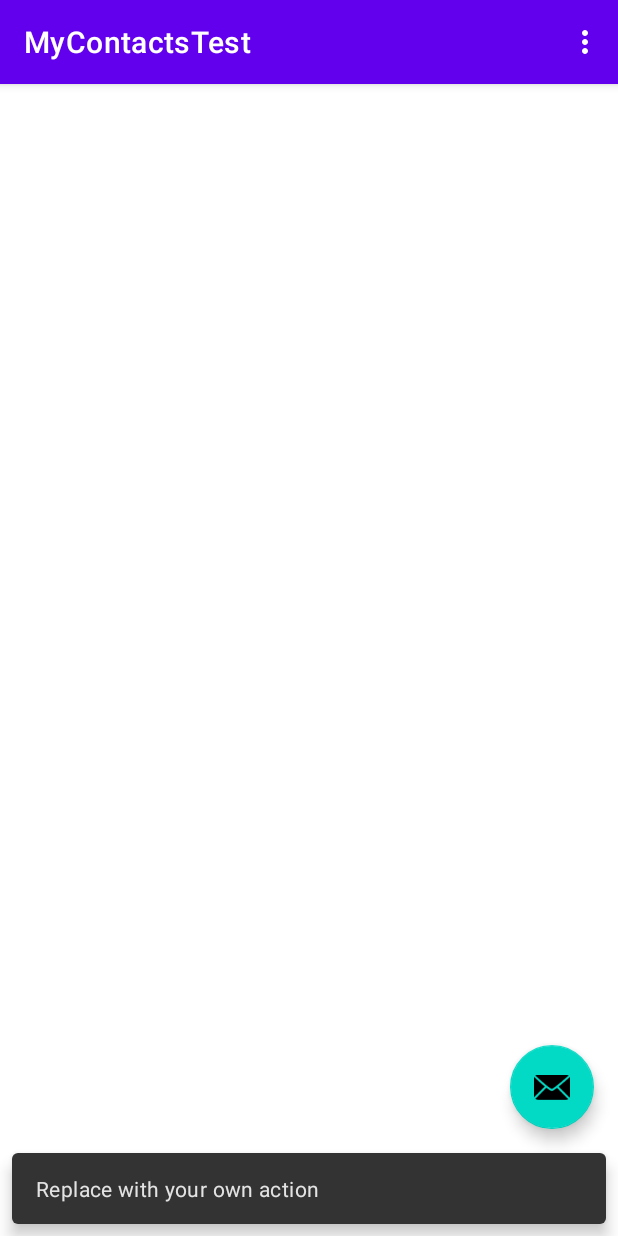
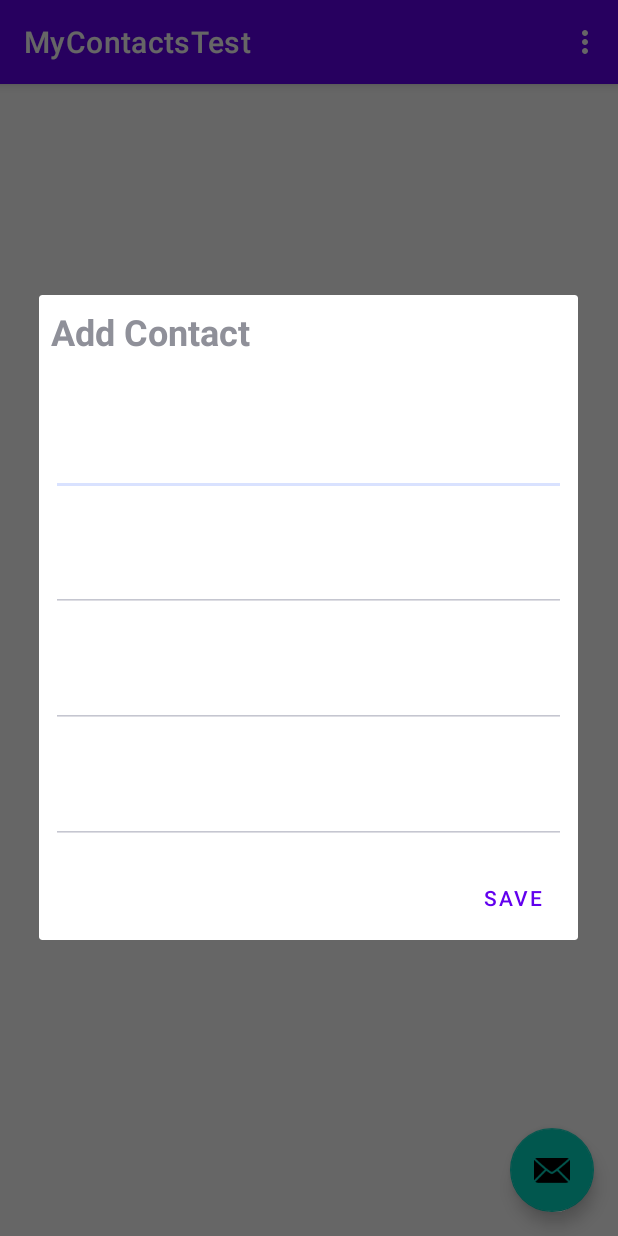
Before and after one commit to bogoslovskiydenis/MyContactsTest, an Android app: the screen it shows after launch (MainActivity), after a tap on an icon or button, on a phone screen of 412 x 824 dp. Run offline under Robolectric (Android 15) with nearby library versions, the phone set to English and light mode, and no system bars; our stand-ins replace Room's generated code; 1 statement that could not run was skipped.

```diff
--- a/app/src/main/java/com/example/mycontactstest/MainActivity.java
+++ b/app/src/main/java/com/example/mycontactstest/MainActivity.java
@@ -1,25 +1,26 @@
 package com.example.mycontactstest;
 
+import android.content.DialogInterface;
 import android.os.AsyncTask;
 import android.os.Bundle;
+import android.text.TextUtils;
+import android.view.LayoutInflater;
+import android.view.Menu;
+import android.view.MenuItem;
+import android.view.View;
+import android.widget.EditText;
+import android.widget.TextView;
+import android.widget.Toast;
+
+import androidx.appcompat.app.AlertDialog;
+import androidx.appcompat.app.AppCompatActivity;
+import androidx.appcompat.widget.Toolbar;
+import androidx.recyclerview.widget.LinearLayoutManager;
+import androidx.recyclerview.widget.RecyclerView;
+import androidx.room.Room;
 
 import com.google.android.material.floatingactionbutton.FloatingActionButton;
-import com.google.android.material.snackbar.Snackbar;
 
-import androidx.appcompat.app.AppCompatActivity;
-import androidx.appcompat.widget.Toolbar;
-import androidx.loader.content.AsyncTaskLoader;
-import androidx.recyclerview.widget.LinearLayoutManager;
-import androidx.recyclerview.widget.RecyclerView;
-import androidx.room.Insert;
-import androidx.room.Room;
-
-import android.view.View;
-
-import android.view.Menu;
-import android.view.MenuItem;
-
-import java.nio.channels.AsynchronousChannelGroup;
 import java.util.ArrayList;
 
 public class MainActivity extends AppCompatActivity {
@@ -39,7 +40,7 @@ public class MainActivity extends AppCompatActivity {
         recyclerView.setLayoutManager(new LinearLayoutManager(this));
         recyclerView.setHasFixedSize(true);
 
-        contactAdapter = new ContactAdapter();
+        contactAdapter = new ContactAdapter(contactArrayList , MainActivity.this);
         recyclerView.setAdapter(contactAdapter);
 
         myContactsDatabase = Room.databaseBuilder(getApplicationContext(),
@@ -51,22 +52,98 @@ public class MainActivity extends AppCompatActivity {
         fab.setOnClickListener(new View.OnClickListener() {
             @Override
             public void onClick(View view) {
-                Snackbar.make(view, "Replace with your own action", Snackbar.LENGTH_LONG)
-                        .setAction("Action", null).show();
+                addAndEditContact(false, null, -1);
+
             }
         });
     }
+
+    public void addAndEditContact(boolean isUpdate, Contact contact, int position) {
+        LayoutInflater layoutInflater = LayoutInflater.from(getApplicationContext());
+        View view = layoutInflater.inflate(R.layout.add_edit_contact, null);
+
+        AlertDialog.Builder builder = new AlertDialog.Builder(MainActivity.this);
+        builder.setView(view);
+
+        //создаем поля
+        TextView contactTitleTextView = view.findViewById(R.id.contactTitleTextView);
+        EditText firstNameEditTextView = view.findViewById(R.id.firstNameEditTextView);
+        EditText lastNameEditTextView = view.findViewById(R.id.lastNameEditTextView);
+        EditText emailEditTextView = view.findViewById(R.id.emailEditTextView);
+        EditText phoneNumberEditTextView = view.findViewById(R.id.phoneNumberEditTextView);
+        //устанавливаем диалоги
+        contactTitleTextView.setText(!isUpdate ? "Add Contact" : "Edit contact");
+
+        if (isUpdate && contact != null) {
+            firstNameEditTextView.setText(contact.getFirstName());
+            lastNameEditTextView.setText(contact.getLastName());
+            emailEditTextView.setText(contact.getEmail());
+            phoneNumberEditTextView.setText(contact.getPhoneNumber());
+        }
+
+        builder.setCancelable(false)
+                .setPositiveButton(isUpdate ? "Update" : "Save", new DialogInterface.OnClickListener() {
+            @Override
+            public void onClick(DialogInterface dialog, int i) {
+                if (TextUtils.isEmpty(firstNameEditTextView.getText().toString())) {
+                    Toast.makeText(MainActivity.this, "Enter first name", Toast.LENGTH_LONG).show();
+                } else if (TextUtils.isEmpty(lastNameEditTextView.getText().toString())) {
+                    Toast.makeText(MainActivity.this, "Enter last name", Toast.LENGTH_LONG).show();
+                } else if (TextUtils.isEmpty(emailEditTextView.getText().toString())) {
+                    Toast.makeText(MainActivity.this, "Enter email ", Toast.LENGTH_LONG).show();
+                } else if (TextUtils.isEmpty(phoneNumberEditTextView.getText().toString())) {
+                    Toast.makeText(MainActivity.this, "Enter phone number", Toast.LENGTH_LONG).show();
+                } else {
+                    if (isUpdate && contact != null) {
+                        updateContact(
+                                firstNameEditTextView.getText().toString(),
+                                lastNameEditTextView.getText().toString(),
+                                emailEditTextView.getText().toString(),
+                                phoneNumberEditTextView.getText().toString()
+                                , position);
+                    } else {
+                        addContact(
+                                firstNameEditTextView.getText().toString(),
+                                lastNameEditTextView.getText().toString(),
+                                emailEditTextView.getText().toString(),
+                                phoneNumberEditTextView.getText().toString()
+                        );
+                    }
+                }
+            }
+        });
+
+        AlertDialog alertDialog = builder.create();
+        alertDialog.show();
+    }
+
     //loadContacts
     private void loadContacts() {
         new GetAllContactsAsyncTask().execute();
     }
+
     //DeleteContacts
-    private void DeleteContacts(Contact contact){
+    private void DeleteContacts(Contact contact) {
         new DeleteContactAsyncTask().execute(contact);
     }
+
     //AddContact
-    private void AddContacts(Contact contact){
+    private void addContact(String firstName, String lastName, String email, String phoneNumber) {
+        Contact contact = new Contact(0, firstName, lastName, email, phoneNumber);
+
         new AddContactAsyncTask().execute(contact);
+    }
+
+    private void updateContact(String firstName, String lastName, String email, String phoneNumber, int position) {
+        Contact contact = contactArrayList.get(position);
+        contact.setFirstName(firstName);
+        contact.setLastName(lastName);
+        contact.setEmail(email);
+        contact.setPhoneNumber(phoneNumber);
+
+        new UpdateContactAsyncTask().execute(contact);
+
+        contactArrayList.set(position, contact);
     }
 
     @Override
@@ -91,7 +168,7 @@ public class MainActivity extends AppCompatActivity {
         return super.onOptionsItemSelected(item);
     }
 
-    private class GetAllContactsAsyncTask extends AsyncTask<Void, Void ,Void>{
+    private class GetAllContactsAsyncTask extends AsyncTask<Void, Void, Void> {
 
         @Override
         protected Void doInBackground(Void... voids) {
@@ -109,7 +186,7 @@ public class MainActivity extends AppCompatActivity {
         }
     }
 
-    private class DeleteContactAsyncTask extends AsyncTask<Contact, Void, Void>{
+    private class DeleteContactAsyncTask extends AsyncTask<Contact, Void, Void> {
 
         @Override
         protected Void doInBackground(Contact... contacts) {
@@ -123,7 +200,8 @@ public class MainActivity extends AppCompatActivity {
             loadContacts();
         }
     }
-    private class AddContactAsyncTask extends AsyncTask<Contact, Void, Void>{
+
+    private class AddContactAsyncTask extends AsyncTask<Contact, Void, Void> {
 
         @Override
         protected Void doInBackground(Contact... contacts) {
@@ -137,7 +215,8 @@ public class MainActivity extends AppCompatActivity {
             loadContacts();
         }
     }
-    private class UpdateContactAsyncTask extends AsyncTask<Contact, Void, Void>{
+
+    private class UpdateContactAsyncTask extends AsyncTask<Contact, Void, Void> {
 
         @Override
         protected Void doInBackground(Contact... contacts) {
--- a/app/src/main/java/com/example/mycontactstest/MyContactsDatabase.java
+++ b/app/src/main/java/com/example/mycontactstest/MyContactsDatabase.java
@@ -3,7 +3,7 @@ package com.example.mycontactstest;
 import androidx.room.Database;
 import androidx.room.RoomDatabase;
 
-@Database(entities = {Contact.class}, version = 1)
+@Database(entities = {Contact.class}, version = 1 , exportSchema = false)
 public abstract class MyContactsDatabase extends RoomDatabase {
 
     public abstract ContactDao getContactDao();
--- /dev/null
+++ b/app/src/main/res/layout/add_edit_contact.xml
@@ -0,0 +1,53 @@
+<?xml version="1.0" encoding="utf-8"?>
+<LinearLayout xmlns:android="http://schemas.android.com/apk/res/android"
+    android:layout_width="match_parent"
+    android:layout_height="match_parent"
+    android:padding="8dp"
+    android:orientation="vertical">
+
+
+    <TextView
+        android:id="@+id/contactTitleTextView"
+        android:layout_width="wrap_content"
+        android:layout_height="wrap_content"
+        android:layout_marginBottom="16dp"
+        android:text="@string/contact"
+        android:textSize="24sp"
+        android:textStyle="bold" />
+
+    <EditText
+        android:id="@+id/firstNameEditTextView"
+        android:layout_width="match_parent"
+        android:layout_height="wrap_content"
+        android:layout_marginTop="24dp"
+        android:gravity="top"
+        android:hint="@string/first_name"
+        android:textSize="24sp" />
+
+    <EditText
+        android:id="@+id/lastNameEditTextView"
+        android:layout_width="match_parent"
+        android:layout_height="wrap_content"
+        android:layout_marginTop="24dp"
+        android:gravity="top"
+        android:hint="@string/last_name"
+        android:textSize="24sp" />
+
+    <EditText
+        android:id="@+id/emailEditTextView"
+        android:layout_height="wrap_content"
+        android:layout_marginTop="24dp"
+        android:gravity="top"
+        android:hint="@string/email"
+        android:textSize="24sp"
+        android:layout_width="match_parent" />
+    <EditText
+        android:id="@+id/phoneNumberEditTextView"
+        android:layout_height="wrap_content"
+        android:layout_marginTop="24dp"
+        android:gravity="top"
+        android:hint="@string/phone_number"
+        android:textSize="24sp"
+        android:layout_width="match_parent" />
+
+</LinearLayout>
--- a/app/src/main/res/layout/contact_list_item.xml
+++ b/app/src/main/res/layout/contact_list_item.xml
@@ -36,7 +36,7 @@
         android:textSize="24sp"
         />
     <TextView
-        android:id="@+id/firstNameTextView"
+        android:id="@+id/emailTextView"
         android:layout_width="wrap_content"
         android:layout_height="wrap_content"
         android:text="FirstName"
--- a/app/src/main/res/values/strings.xml
+++ b/app/src/main/res/values/strings.xml
@@ -9,4 +9,9 @@
 
     <string name="hello_first_fragment">Hello first fragment</string>
     <string name="hello_second_fragment">Hello second fragment. Arg: %1$s</string>
+    <string name="contact">Contact</string>
+    <string name="first_name">First name</string>
+    <string name="last_name">Last name</string>
+    <string name="email">email</string>
+    <string name="phone_number">phone number</string>
 </resources>
--- a/build.gradle
+++ b/build.gradle
@@ -17,6 +17,11 @@ allprojects {
         google()
         jcenter()
     }
+    gradle.projectsEvaluated {
+        tasks.withType(JavaCompile) {
+            options.compilerArgs << "-Xlint:deprecation"
+        }
+    }
 }
 
 task clean(type: Delete) {
```
Also changed, not shown: app/src/main/java/com/example/mycontactstest/ContactAdapter.java (+24 -18 lines).
